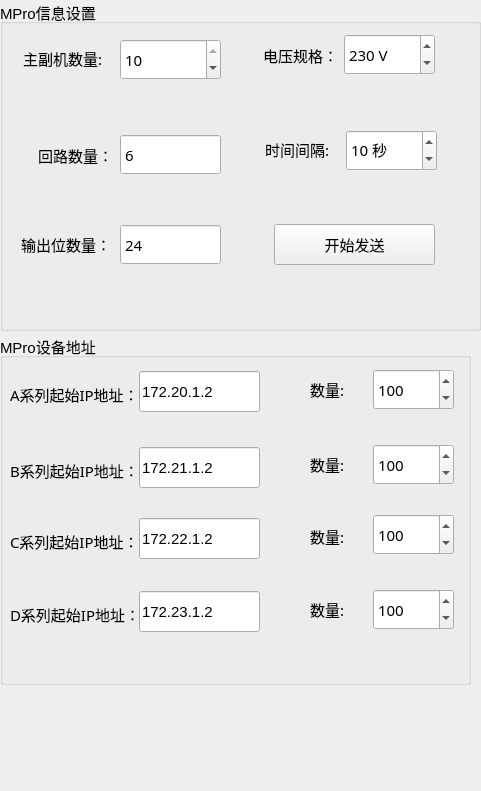
Old version of the form PM_Tool/mpro/mp_bulksend/mp_bulksend.ui in the repository ChinaClever/PM-Tool.
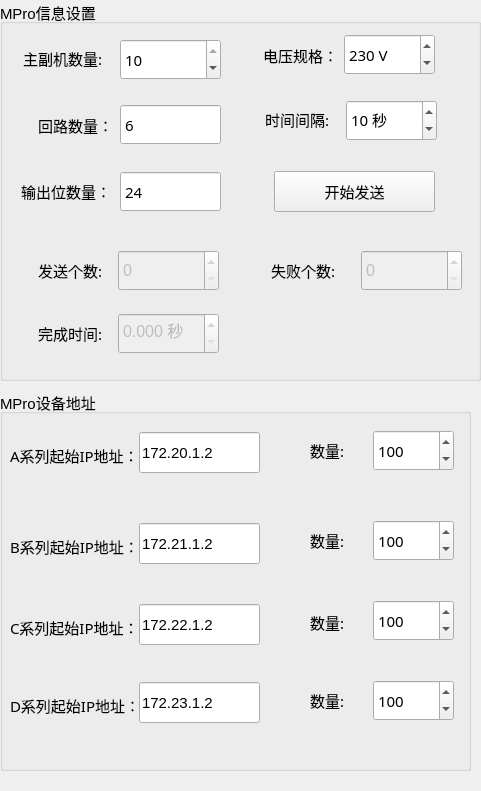
New version of the form.

Commit message: 更新发送数据信息

```diff
--- a/PM_Tool/mpro/mp_bulksend/mp_bulksend.ui
+++ b/PM_Tool/mpro/mp_bulksend/mp_bulksend.ui
@@ -19,7 +19,7 @@
      <x>0</x>
      <y>0</y>
      <width>481</width>
-     <height>331</height>
+     <height>381</height>
     </rect>
    </property>
    <property name="font">
@@ -65,7 +65,7 @@
     <property name="geometry">
      <rect>
       <x>346</x>
-      <y>130</y>
+      <y>100</y>
       <width>91</width>
       <height>41</height>
      </rect>
@@ -118,7 +118,7 @@
     <property name="geometry">
      <rect>
       <x>265</x>
-      <y>134</y>
+      <y>104</y>
       <width>71</width>
       <height>31</height>
      </rect>
@@ -156,7 +156,7 @@
     <property name="geometry">
      <rect>
       <x>274</x>
-      <y>224</y>
+      <y>171</y>
       <width>161</width>
       <height>41</height>
      </rect>
@@ -211,7 +211,7 @@
     <property name="geometry">
      <rect>
       <x>38</x>
-      <y>140</y>
+      <y>110</y>
       <width>71</width>
       <height>31</height>
      </rect>
@@ -230,7 +230,7 @@
     <property name="geometry">
      <rect>
       <x>120</x>
-      <y>134</y>
+      <y>104</y>
       <width>101</width>
       <height>41</height>
      </rect>
@@ -273,7 +273,7 @@
     <property name="geometry">
      <rect>
       <x>21</x>
-      <y>229</y>
+      <y>176</y>
       <width>91</width>
       <height>31</height>
      </rect>
@@ -292,7 +292,7 @@
     <property name="geometry">
      <rect>
       <x>120</x>
-      <y>224</y>
+      <y>171</y>
       <width>101</width>
       <height>41</height>
      </rect>
@@ -331,14 +331,140 @@
      <number>10</number>
     </property>
    </widget>
+   <widget class="QLabel" name="label_18">
+    <property name="geometry">
+     <rect>
+      <x>271</x>
+      <y>260</y>
+      <width>81</width>
+      <height>21</height>
+     </rect>
+    </property>
+    <property name="font">
+     <font>
+      <family>微软雅黑</family>
+      <pointsize>11</pointsize>
+     </font>
+    </property>
+    <property name="text">
+     <string>失败个数:</string>
+    </property>
+   </widget>
+   <widget class="QSpinBox" name="MproNum">
+    <property name="enabled">
+     <bool>false</bool>
+    </property>
+    <property name="geometry">
+     <rect>
+      <x>118</x>
+      <y>250</y>
+      <width>101</width>
+      <height>41</height>
+     </rect>
+    </property>
+    <property name="font">
+     <font>
+      <pointsize>12</pointsize>
+     </font>
+    </property>
+    <property name="maximum">
+     <number>100000</number>
+    </property>
+   </widget>
+   <widget class="QLabel" name="label_19">
+    <property name="geometry">
+     <rect>
+      <x>38</x>
+      <y>260</y>
+      <width>81</width>
+      <height>21</height>
+     </rect>
+    </property>
+    <property name="font">
+     <font>
+      <family>微软雅黑</family>
+      <pointsize>11</pointsize>
+     </font>
+    </property>
+    <property name="text">
+     <string>发送个数:</string>
+    </property>
+   </widget>
+   <widget class="QDoubleSpinBox" name="MproTime">
+    <property name="enabled">
+     <bool>false</bool>
+    </property>
+    <property name="geometry">
+     <rect>
+      <x>118</x>
+      <y>313</y>
+      <width>101</width>
+      <height>41</height>
+     </rect>
+    </property>
+    <property name="font">
+     <font>
+      <pointsize>12</pointsize>
+     </font>
+    </property>
+    <property name="prefix">
+     <string/>
+    </property>
+    <property name="suffix">
+     <string> 秒</string>
+    </property>
+    <property name="decimals">
+     <number>3</number>
+    </property>
+   </widget>
+   <widget class="QSpinBox" name="MproErNum">
+    <property name="enabled">
+     <bool>false</bool>
+    </property>
+    <property name="geometry">
+     <rect>
+      <x>361</x>
+      <y>250</y>
+      <width>101</width>
+      <height>41</height>
+     </rect>
+    </property>
+    <property name="font">
+     <font>
+      <pointsize>12</pointsize>
+     </font>
+    </property>
+    <property name="maximum">
+     <number>100000</number>
+    </property>
+   </widget>
+   <widget class="QLabel" name="label_20">
+    <property name="geometry">
+     <rect>
+      <x>38</x>
+      <y>323</y>
+      <width>81</width>
+      <height>21</height>
+     </rect>
+    </property>
+    <property name="font">
+     <font>
+      <family>微软雅黑</family>
+      <pointsize>11</pointsize>
+     </font>
+    </property>
+    <property name="text">
+     <string>完成时间:</string>
+    </property>
+   </widget>
   </widget>
   <widget class="QGroupBox" name="groupBox">
    <property name="geometry">
     <rect>
      <x>0</x>
-     <y>334</y>
+     <y>390</y>
      <width>471</width>
-     <height>351</height>
+     <height>381</height>
     </rect>
    </property>
    <property name="font">
@@ -353,7 +479,7 @@
     <property name="geometry">
      <rect>
       <x>10</x>
-      <y>40</y>
+      <y>45</y>
       <width>131</width>
       <height>41</height>
      </rect>
@@ -372,7 +498,7 @@
     <property name="geometry">
      <rect>
       <x>139</x>
-      <y>37</y>
+      <y>42</y>
       <width>121</width>
       <height>41</height>
      </rect>
@@ -390,7 +516,7 @@
     <property name="geometry">
      <rect>
       <x>310</x>
-      <y>40</y>
+      <y>45</y>
       <width>61</width>
       <height>31</height>
      </rect>
@@ -409,7 +535,7 @@
     <property name="geometry">
      <rect>
       <x>373</x>
-      <y>35</y>
+      <y>40</y>
       <width>81</width>
       <height>41</height>
      </rect>
@@ -424,7 +550,7 @@
      <number>1</number>
     </property>
     <property name="maximum">
-     <number>500</number>
+     <number>1000</number>
     </property>
     <property name="singleStep">
      <number>10</number>
@@ -440,7 +566,7 @@
     <property name="geometry">
      <rect>
       <x>373</x>
-      <y>110</y>
+      <y>130</y>
       <width>81</width>
       <height>41</height>
      </rect>
@@ -455,7 +581,7 @@
      <number>1</number>
     </property>
     <property name="maximum">
-     <number>500</number>
+     <number>1000</number>
     </property>
     <property name="singleStep">
      <number>10</number>
@@ -471,7 +597,7 @@
     <property name="geometry">
      <rect>
       <x>10</x>
-      <y>116</y>
+      <y>136</y>
       <width>131</width>
       <height>41</height>
      </rect>
@@ -490,7 +616,7 @@
     <property name="geometry">
      <rect>
       <x>139</x>
-      <y>113</y>
+      <y>133</y>
       <width>121</width>
       <height>41</height>
      </rect>
@@ -508,7 +634,7 @@
     <property name="geometry">
      <rect>
       <x>310</x>
-      <y>115</y>
+      <y>135</y>
       <width>51</width>
       <height>31</height>
      </rect>
@@ -527,7 +653,7 @@
     <property name="geometry">
      <rect>
       <x>373</x>
-      <y>180</y>
+      <y>210</y>
       <width>81</width>
       <height>41</height>
      </rect>
@@ -542,7 +668,7 @@
      <number>1</number>
     </property>
     <property name="maximum">
-     <number>500</number>
+     <number>1000</number>
     </property>
     <property name="singleStep">
      <number>10</number>
@@ -558,7 +684,7 @@
     <property name="geometry">
      <rect>
       <x>10</x>
-      <y>187</y>
+      <y>217</y>
       <width>131</width>
       <height>41</height>
      </rect>
@@ -577,7 +703,7 @@
     <property name="geometry">
      <rect>
       <x>139</x>
-      <y>184</y>
+      <y>214</y>
       <width>121</width>
       <height>41</height>
      </rect>
@@ -595,7 +721,7 @@
     <property name="geometry">
      <rect>
       <x>310</x>
-      <y>187</y>
+      <y>217</y>
       <width>51</width>
       <height>31</height>
      </rect>
@@ -614,7 +740,7 @@
     <property name="geometry">
      <rect>
       <x>373</x>
-      <y>255</y>
+      <y>290</y>
       <width>81</width>
       <height>41</height>
      </rect>
@@ -629,7 +755,7 @@
      <number>1</number>
     </property>
     <property name="maximum">
-     <number>500</number>
+     <number>1000</number>
     </property>
     <property name="singleStep">
      <number>10</number>
@@ -645,7 +771,7 @@
     <property name="geometry">
      <rect>
       <x>10</x>
-      <y>260</y>
+      <y>295</y>
       <width>131</width>
       <height>41</height>
      </rect>
@@ -664,7 +790,7 @@
     <property name="geometry">
      <rect>
       <x>139</x>
-      <y>257</y>
+      <y>292</y>
       <width>121</width>
       <height>41</height>
      </rect>
@@ -682,7 +808,7 @@
     <property name="geometry">
      <rect>
       <x>310</x>
-      <y>260</y>
+      <y>295</y>
       <width>41</width>
       <height>31</height>
      </rect>
```
The commit also changes 52 other files.
